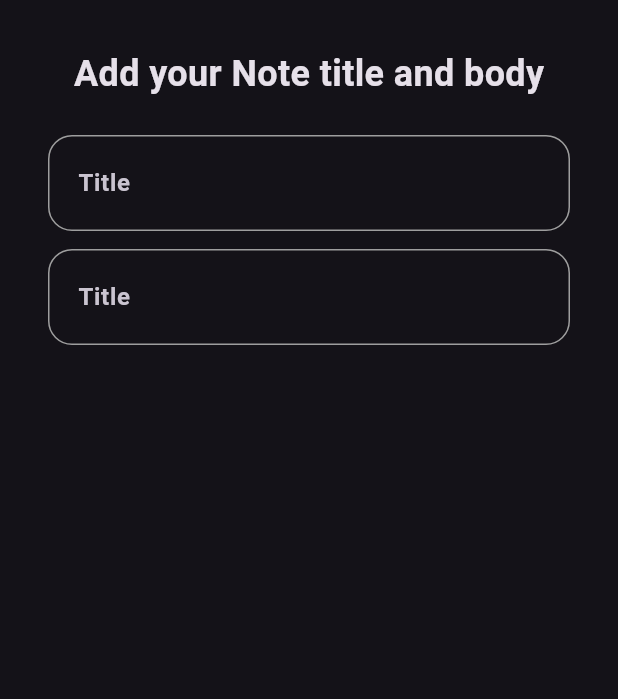
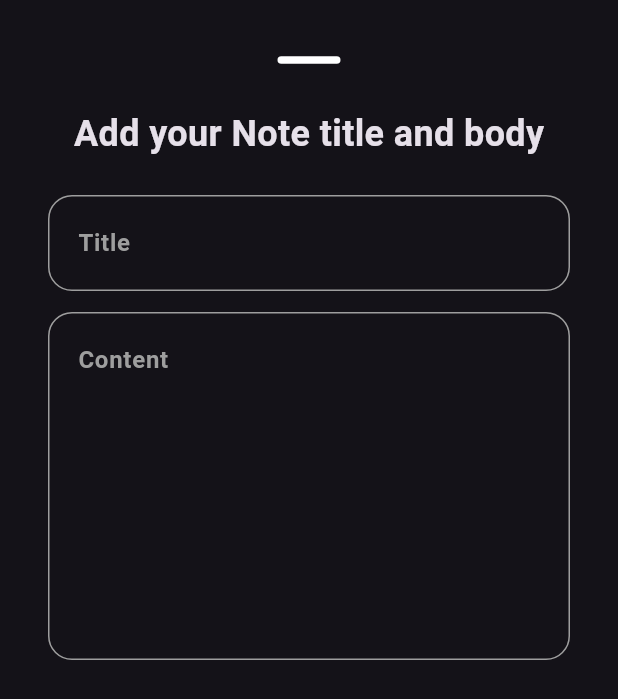
Before and after one commit to AhmedShokry7/notes, a Flutter app: the AddNoteBtnSheet widget shown alone on an empty page, opened directly, on a phone screen of 412 x 824 dp. Shown: the top 699 px of the screen. Run offline on Flutter 3.47's test engine with Material 3 defaults, Android fonts, the phone set to English and light mode, and no system bars.

Commit message:
Add field to notes bottom sheet

```diff
--- a/lib/ui/widgets/add_note_btn_sheet.dart
+++ b/lib/ui/widgets/add_note_btn_sheet.dart
@@ -8,16 +8,25 @@ class AddNoteBtnSheet extends StatelessWidget {
   Widget build(BuildContext context) {
     return Container(
       padding: const EdgeInsets.all(32.0),
-      child: const Column(
+      child: Column(
         children: [
-          Text(
+          SizedBox(
+            width: 42.0,
+            child: Divider(
+              thickness: 5,
+              color: Colors.white,
+              radius: BorderRadius.circular(16),
+            ),
+          ),
+          const SizedBox(height: 24.0),
+          const Text(
             "Add your Note title and body",
             style: TextStyle(fontSize: 24.0, fontWeight: FontWeight.bold),
           ),
-          SizedBox(height: 24.0),
-          CustomTextFormField(hint: 'Title'),
-          SizedBox(height: 12.0),
-          CustomTextFormField(hint: 'Title'),
+          const SizedBox(height: 24.0),
+          const CustomTextFormField(hint: 'Title'),
+          const SizedBox(height: 14.0),
+          const CustomTextFormField(hint: 'Content', maxlines: 8),
         ],
       ),
     );
--- a/lib/ui/widgets/custom_text_form_field.dart
+++ b/lib/ui/widgets/custom_text_form_field.dart
@@ -2,11 +2,13 @@ import 'package:flutter/material.dart';
 
 class CustomTextFormField extends StatelessWidget {
   final String hint;
-  const CustomTextFormField({super.key, required this.hint});
+  final int? maxlines;
+  const CustomTextFormField({super.key, required this.hint, this.maxlines});
 
   @override
   Widget build(BuildContext context) {
     return TextFormField(
+      maxLines: maxlines,
       style: const TextStyle(color: Colors.white, fontWeight: FontWeight.bold),
       cursorColor: Colors.white,
       decoration: InputDecoration(
@@ -15,6 +17,7 @@ class CustomTextFormField extends StatelessWidget {
           horizontal: 16.0,
         ),
         hintText: hint,
+        hintStyle: const TextStyle(color: Colors.grey),
         border: buildBorder(),
         enabledBorder: buildBorder(),
         focusedBorder: buildBorder(color: Colors.white, borderWidth: 2),
```
